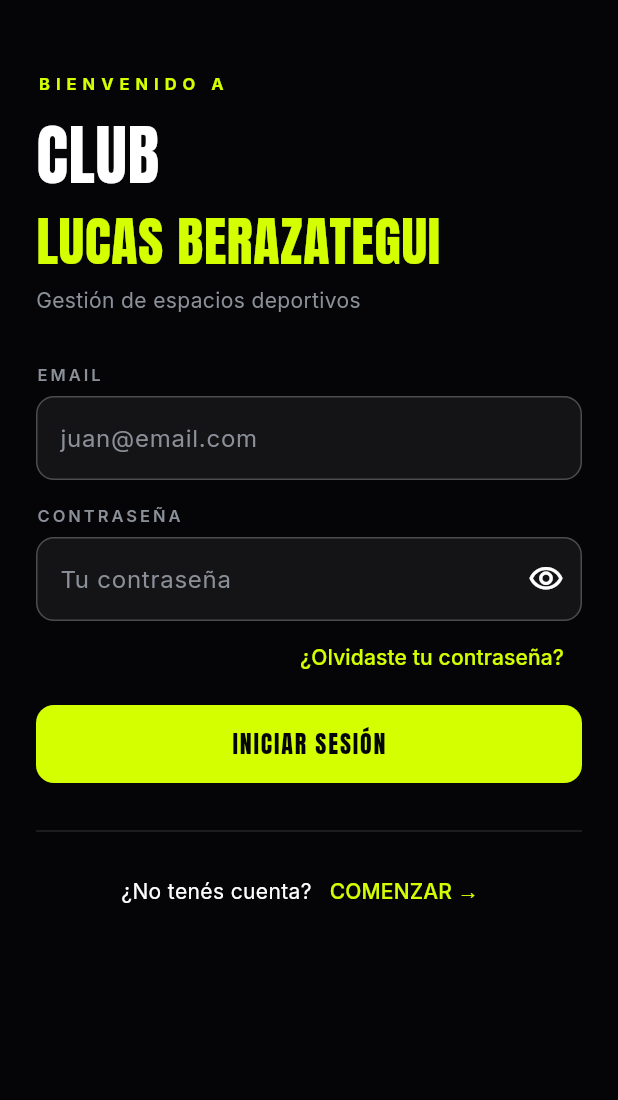
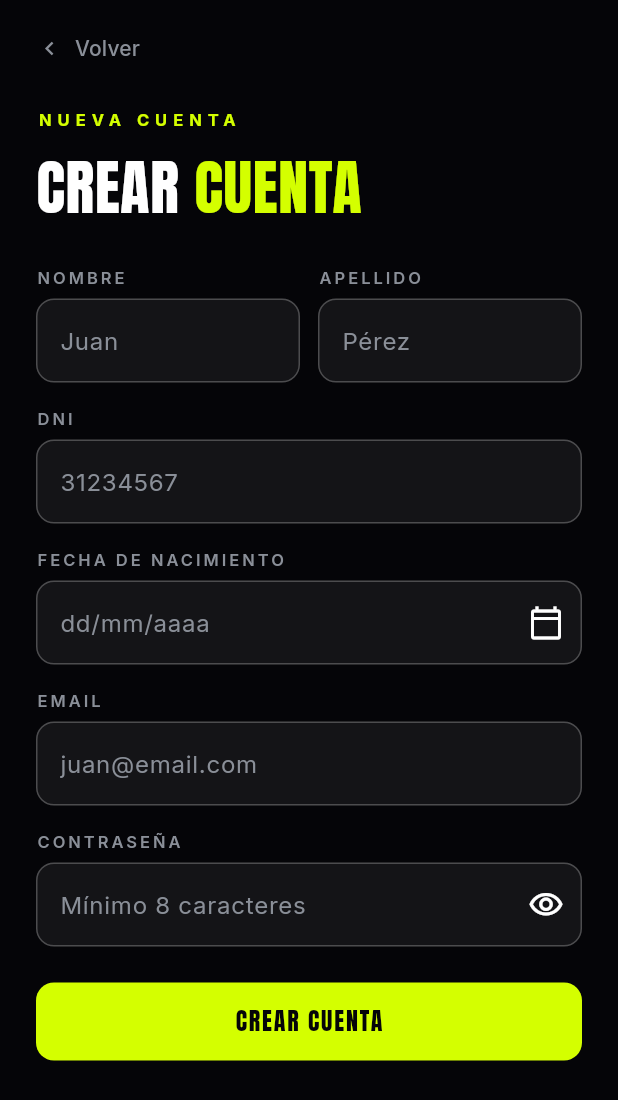
Before and after one commit to LucasCasla02/ClubLucasBerazategui, a Flutter app: the screen it shows after launch, after a tap on "COMENZAR →", on a phone screen of 412 x 824 dp. Shown: the top 1100 px of the screen. Run offline on Flutter 3.47's test engine with Material 3 defaults, Android fonts, the phone set to English and light mode, and no system bars; our stand-ins replace firebase_auth, firebase_core, google_fonts, shared_preferences; accounts and stored records are empty; generated files the repository leaves out were written again.

Commit message:
app: registro de usuarios

```diff
--- a/app/lib/main.dart
+++ b/app/lib/main.dart
@@ -1,6 +1,7 @@
 import 'package:firebase_auth/firebase_auth.dart';
 import 'package:firebase_core/firebase_core.dart';
 import 'package:flutter/material.dart';
+import 'package:flutter_localizations/flutter_localizations.dart';
 
 import 'firebase_options.dart';
 import 'pantallas/pantalla_inicio.dart';
@@ -30,6 +31,14 @@ class ClubApp extends StatelessWidget {
         theme: temaClaro,
         darkTheme: temaOscuro,
         themeMode: modo,
+        // toda la app en español, incluido el calendario
+        locale: const Locale('es'),
+        supportedLocales: const [Locale('es')],
+        localizationsDelegates: const [
+          GlobalMaterialLocalizations.delegate,
+          GlobalWidgetsLocalizations.delegate,
+          GlobalCupertinoLocalizations.delegate,
+        ],
         home: const _Puerta(),
       ),
     );
@@ -48,10 +57,16 @@ class _Puerta extends StatelessWidget {
         if (sesion.connectionState == ConnectionState.waiting) {
           return const Scaffold(body: Center(child: CircularProgressIndicator()));
         }
-        final usuario = sesion.data;
-        if (usuario == null) return const PantallaLogin();
-        // la key hace que si cambia el usuario se vuelva a cargar el perfil
-        return PantallaInicio(key: ValueKey(usuario.uid));
+        return ValueListenableBuilder<bool>(
+          valueListenable: Auth.registrando,
+          builder: (context, registrando, _) {
+            final usuario = sesion.data;
+            // mientras se crea la cuenta se sigue mostrando el login
+            if (usuario == null || registrando) return const PantallaLogin();
+            // la key hace que si cambia el usuario se vuelva a cargar el perfil
+            return PantallaInicio(key: ValueKey(usuario.uid));
+          },
+        );
       },
     );
   }
--- a/app/lib/pantallas/pantalla_login.dart
+++ b/app/lib/pantallas/pantalla_login.dart
@@ -7,6 +7,7 @@ import '../widgets/aviso_error.dart';
 import '../widgets/boton_principal.dart';
 import '../widgets/campo_texto.dart';
 import '../widgets/modal_error.dart';
+import 'pantalla_registro.dart';
 
 class PantallaLogin extends StatefulWidget {
   const PantallaLogin({super.key});
@@ -114,8 +115,12 @@ class _PantallaLoginState extends State<PantallaLogin> {
               mainAxisAlignment: MainAxisAlignment.center,
               children: [
                 const Text('¿No tenés cuenta?'),
-                // se conecta en la parte b
-                TextButton(onPressed: () {}, child: const Text('COMENZAR →')),
+                TextButton(
+                  onPressed: () => Navigator.of(context).push(
+                    MaterialPageRoute(builder: (_) => const PantallaRegistro()),
+                  ),
+                  child: const Text('COMENZAR →'),
+                ),
               ],
             ),
           ],
--- /dev/null
+++ b/app/lib/pantallas/pantalla_registro.dart
@@ -0,0 +1,200 @@
+import 'package:flutter/material.dart';
+
+import '../servicios/api.dart';
+import '../servicios/auth.dart';
+import '../tema.dart';
+import '../widgets/aviso_error.dart';
+import '../widgets/boton_principal.dart';
+import '../widgets/campo_texto.dart';
+import '../widgets/modal_error.dart';
+
+class PantallaRegistro extends StatefulWidget {
+  const PantallaRegistro({super.key});
+
+  @override
+  State<PantallaRegistro> createState() => _PantallaRegistroState();
+}
+
+class _PantallaRegistroState extends State<PantallaRegistro> {
+  final _nombre = TextEditingController();
+  final _apellido = TextEditingController();
+  final _dni = TextEditingController();
+  final _fechaTexto = TextEditingController();
+  final _email = TextEditingController();
+  final _contrasena = TextEditingController();
+  final _scroll = ScrollController();
+  DateTime? _fechaNacimiento;
+  bool _cargando = false;
+  String? _aviso;
+
+  @override
+  void dispose() {
+    for (final c in [_nombre, _apellido, _dni, _fechaTexto, _email, _contrasena]) {
+      c.dispose();
+    }
+    _scroll.dispose();
+    super.dispose();
+  }
+
+  String _dosDigitos(int n) => n.toString().padLeft(2, '0');
+
+  Future<void> _elegirFecha() async {
+    FocusScope.of(context).unfocus();
+    final hoy = DateTime.now();
+    final elegida = await showDatePicker(
+      context: context,
+      initialDate: _fechaNacimiento ?? DateTime(hoy.year - 20),
+      firstDate: DateTime(1900),
+      lastDate: hoy,
+      helpText: 'Fecha de nacimiento',
+    );
+    if (elegida == null) return;
+    setState(() {
+      _fechaNacimiento = elegida;
+      _fechaTexto.text = '${_dosDigitos(elegida.day)}/${_dosDigitos(elegida.month)}/${elegida.year}';
+    });
+  }
+
+  // revisa los datos antes de mandar nada, devuelve el problema o null si esta todo bien
+  String? _validar() {
+    final hayVacios = [_nombre, _apellido, _dni, _email, _contrasena].any((c) => c.text.trim().isEmpty);
+    if (hayVacios || _fechaNacimiento == null) return 'Completá todos los campos.';
+    if (!RegExp(r'^\d{7,8}$').hasMatch(_dni.text.trim())) {
+      return 'El DNI tiene que tener 7 u 8 números, sin puntos.';
+    }
+    if (!_email.text.contains('@')) return 'El email no tiene un formato válido.';
+    if (_contrasena.text.length < 8) return 'La contraseña tiene que tener al menos 8 caracteres.';
+    return null;
+  }
+
+  // muestra el cartel y sube para que se vea
+  void _mostrarAviso(String mensaje) {
+    setState(() => _aviso = mensaje);
+    if (_scroll.hasClients) {
+      _scroll.animateTo(0, duration: const Duration(milliseconds: 300), curve: Curves.easeOut);
+    }
+  }
+
+  Future<void> _crearCuenta() async {
+    FocusScope.of(context).unfocus();
+    final problema = _validar();
+    if (problema != null) {
+      _mostrarAviso(problema);
+      return;
+    }
+
+    final fecha = _fechaNacimiento!;
+    setState(() {
+      _cargando = true;
+      _aviso = null;
+    });
+    try {
+      await Auth.registrar(
+        email: _email.text,
+        contrasena: _contrasena.text,
+        perfil: {
+          'nombre': _nombre.text.trim(),
+          'apellido': _apellido.text.trim(),
+          'dni': _dni.text.trim(),
+          'fecha_nacimiento': '${fecha.year}-${_dosDigitos(fecha.month)}-${_dosDigitos(fecha.day)}',
+        },
+      );
+      if (!mounted) return;
+      // vuelve a la puerta, que ya muestra el inicio
+      Navigator.of(context).popUntil((ruta) => ruta.isFirst);
+    } on ErrorApi catch (e) {
+      if (!mounted) return;
+      if (e.esDeConexion) {
+        await mostrarError(context, titulo: e.titulo, mensaje: e.mensaje);
+      } else {
+        _mostrarAviso(e.mensaje);
+      }
+    } finally {
+      if (mounted) setState(() => _cargando = false);
+    }
+  }
+
+  @override
+  Widget build(BuildContext context) {
+    final tema = Theme.of(context);
+
+    return Scaffold(
+      body: SafeArea(
+        child: ListView(
+          controller: _scroll,
+          padding: const EdgeInsets.fromLTRB(24, 8, 24, 24),
+          children: [
+            Align(
+              alignment: Alignment.centerLeft,
+              child: TextButton.icon(
+                onPressed: () => Navigator.of(context).pop(),
+                icon: const Icon(Icons.chevron_left),
+                label: const Text('Volver'),
+                style: TextButton.styleFrom(foregroundColor: Colores.gris, padding: EdgeInsets.zero),
+              ),
+            ),
+            const SizedBox(height: 16),
+            Text(
+              'NUEVA CUENTA',
+              style: TextStyle(color: tema.colorScheme.secondary, fontSize: 11, letterSpacing: 4, fontWeight: FontWeight.w700),
+            ),
+            const SizedBox(height: 8),
+            Text.rich(
+              TextSpan(
+                children: [
+                  TextSpan(text: 'CREAR ', style: estiloTitulo(40, tema.colorScheme.onSurface)),
+                  TextSpan(text: 'CUENTA', style: estiloTitulo(40, tema.colorScheme.secondary)),
+                ],
+              ),
+            ),
+            const SizedBox(height: 24),
+            if (_aviso != null) ...[
+              AvisoError(mensaje: _aviso!),
+              const SizedBox(height: 16),
+            ],
+            Row(
+              crossAxisAlignment: CrossAxisAlignment.start,
+              children: [
+                Expanded(child: CampoTexto(etiqueta: 'Nombre', pista: 'Juan', controlador: _nombre)),
+                const SizedBox(width: 12),
+                Expanded(child: CampoTexto(etiqueta: 'Apellido', pista: 'Pérez', controlador: _apellido)),
+              ],
+            ),
+            const SizedBox(height: 16),
+            CampoTexto(
+              etiqueta: 'DNI',
+              pista: '31234567',
+              controlador: _dni,
+              teclado: TextInputType.number,
+            ),
+            const SizedBox(height: 16),
+            CampoTexto(
+              etiqueta: 'Fecha de nacimiento',
+              pista: 'dd/mm/aaaa',
+              controlador: _fechaTexto,
+              soloLectura: true,
+              alTocar: _elegirFecha,
+              icono: Icons.calendar_today_outlined,
+            ),
+            const SizedBox(height: 16),
+            CampoTexto(
+              etiqueta: 'Email',
+              pista: 'juan@email.com',
+              controlador: _email,
+              teclado: TextInputType.emailAddress,
+            ),
+            const SizedBox(height: 16),
+            CampoTexto(
+              etiqueta: 'Contraseña',
+              pista: 'Mínimo 8 caracteres',
+              controlador: _contrasena,
+              esContrasena: true,
+            ),
+            const SizedBox(height: 24),
+            BotonPrincipal(texto: 'Crear cuenta', alTocar: _crearCuenta, cargando: _cargando),
+          ],
+        ),
+      ),
+    );
+  }
+}
--- a/app/lib/servicios/auth.dart
+++ b/app/lib/servicios/auth.dart
@@ -1,31 +1,73 @@
 import 'package:firebase_auth/firebase_auth.dart';
+import 'package:flutter/foundation.dart';
 
 import 'api.dart';
 
-// inicio y cierre de sesion con firebase
+// inicio, cierre de sesion y registro con firebase
 class Auth {
   static final _firebase = FirebaseAuth.instance;
 
   // avisa cada vez que alguien inicia o cierra sesion
-  static Stream<User?> get cambios => _firebase.authStateChanges();
+  static final Stream<User?> cambios = _firebase.authStateChanges();
+
+  // true mientras se crea una cuenta, asi la puerta no entra antes de tiempo
+  static final registrando = ValueNotifier<bool>(false);
 
   static Future<void> iniciarSesion(String email, String contrasena) async {
     try {
       await _firebase.signInWithEmailAndPassword(email: email.trim(), password: contrasena);
     } on FirebaseAuthException catch (e) {
-      throw _traducir(e);
+      throw _traducir(e, 'No se pudo iniciar sesión. Intentá de nuevo.');
+    }
+  }
+
+  // crea la cuenta en firebase y despues el perfil en la api
+  static Future<void> registrar({
+    required String email,
+    required String contrasena,
+    required Map<String, dynamic> perfil,
+  }) async {
+    registrando.value = true;
+    try {
+      try {
+        await _firebase.createUserWithEmailAndPassword(email: email.trim(), password: contrasena);
+      } on FirebaseAuthException catch (e) {
+        throw _traducir(e, 'No se pudo crear la cuenta. Intentá de nuevo.');
+      }
+      try {
+        await Api.post('/usuarios', perfil);
+      } on ErrorApi {
+        // si la api no creo el perfil se deshace la cuenta para no dejarla a medias
+        await _deshacerCuenta();
+        rethrow;
+      }
+    } finally {
+      registrando.value = false;
     }
   }
 
   static Future<void> cerrarSesion() => _firebase.signOut();
 
+  static Future<void> _deshacerCuenta() async {
+    try {
+      await _firebase.currentUser?.delete();
+    } on FirebaseAuthException {
+      // si la api ya la borro (dni o email repetido) no hay nada que hacer
+    }
+    await _firebase.signOut();
+  }
+
   // pasa los codigos de firebase a mensajes en español
-  static ErrorApi _traducir(FirebaseAuthException e) {
+  static ErrorApi _traducir(FirebaseAuthException e, String porDefecto) {
     switch (e.code) {
       case 'invalid-credential':
       case 'wrong-password':
       case 'user-not-found':
         return const ErrorApi('Datos incorrectos', 'El email o la contraseña no son correctos.');
+      case 'email-already-in-use':
+        return const ErrorApi('Email registrado', 'Ya existe una cuenta con ese email.');
+      case 'weak-password':
+        return const ErrorApi('Contraseña débil', 'La contraseña es muy débil. Usá al menos 8 caracteres.');
       case 'invalid-email':
         return const ErrorApi('Email inválido', 'El email no tiene un formato válido.');
       case 'user-disabled':
@@ -35,7 +77,7 @@ class Auth {
       case 'network-request-failed':
         return errorSinConexion;
       default:
-        return const ErrorApi('Error', 'No se pudo iniciar sesión. Intentá de nuevo.');
+        return ErrorApi('Error', porDefecto);
     }
   }
 }
--- a/app/lib/widgets/campo_texto.dart
+++ b/app/lib/widgets/campo_texto.dart
@@ -11,6 +11,10 @@ class CampoTexto extends StatefulWidget {
   final bool habilitado;
   final TextInputType teclado;
   final String? Function(String?)? validador;
+  // para campos que se tocan en vez de escribirse, como la fecha
+  final bool soloLectura;
+  final VoidCallback? alTocar;
+  final IconData? icono;
 
   const CampoTexto({
     super.key,
@@ -21,6 +25,9 @@ class CampoTexto extends StatefulWidget {
     this.habilitado = true,
     this.teclado = TextInputType.text,
     this.validador,
+    this.soloLectura = false,
+    this.alTocar,
+    this.icono,
   });
 
   @override
@@ -42,6 +49,16 @@ class _CampoTextoState extends State<CampoTexto> {
           borderSide: BorderSide(color: color, width: ancho),
         );
 
+    Widget? iconoDerecha;
+    if (widget.esContrasena) {
+      iconoDerecha = IconButton(
+        icon: Icon(_oculto ? Icons.visibility_outlined : Icons.visibility_off_outlined),
+        onPressed: () => setState(() => _oculto = !_oculto),
+      );
+    } else if (widget.icono != null) {
+      iconoDerecha = Icon(widget.icono);
+    }
+
     return Column(
       crossAxisAlignment: CrossAxisAlignment.start,
       children: [
@@ -56,6 +73,8 @@ class _CampoTextoState extends State<CampoTexto> {
           enabled: widget.habilitado,
           keyboardType: widget.teclado,
           validator: widget.validador,
+          readOnly: widget.soloLectura,
+          onTap: widget.alTocar,
           decoration: InputDecoration(
             hintText: widget.pista,
             hintStyle: const TextStyle(color: Colores.gris),
@@ -67,12 +86,7 @@ class _CampoTextoState extends State<CampoTexto> {
             focusedBorder: linea(tema.colorScheme.secondary, 1.5),
             errorBorder: linea(Colores.rojo),
             focusedErrorBorder: linea(Colores.rojo, 1.5),
-            suffixIcon: widget.esContrasena
-                ? IconButton(
-                    icon: Icon(_oculto ? Icons.visibility_outlined : Icons.visibility_off_outlined),
-                    onPressed: () => setState(() => _oculto = !_oculto),
-                  )
-                : null,
+            suffixIcon: iconoDerecha,
           ),
         ),
       ],
--- a/app/pubspec.yaml
+++ b/app/pubspec.yaml
@@ -39,6 +39,8 @@ dependencies:
   google_fonts: ^9.0.0
   shared_preferences: ^2.5.6
   http: ^1.6.0
+  flutter_localizations:
+    sdk: flutter
 
 dev_dependencies:
   flutter_test:
```
Also changed, not shown: app/pubspec.lock.
